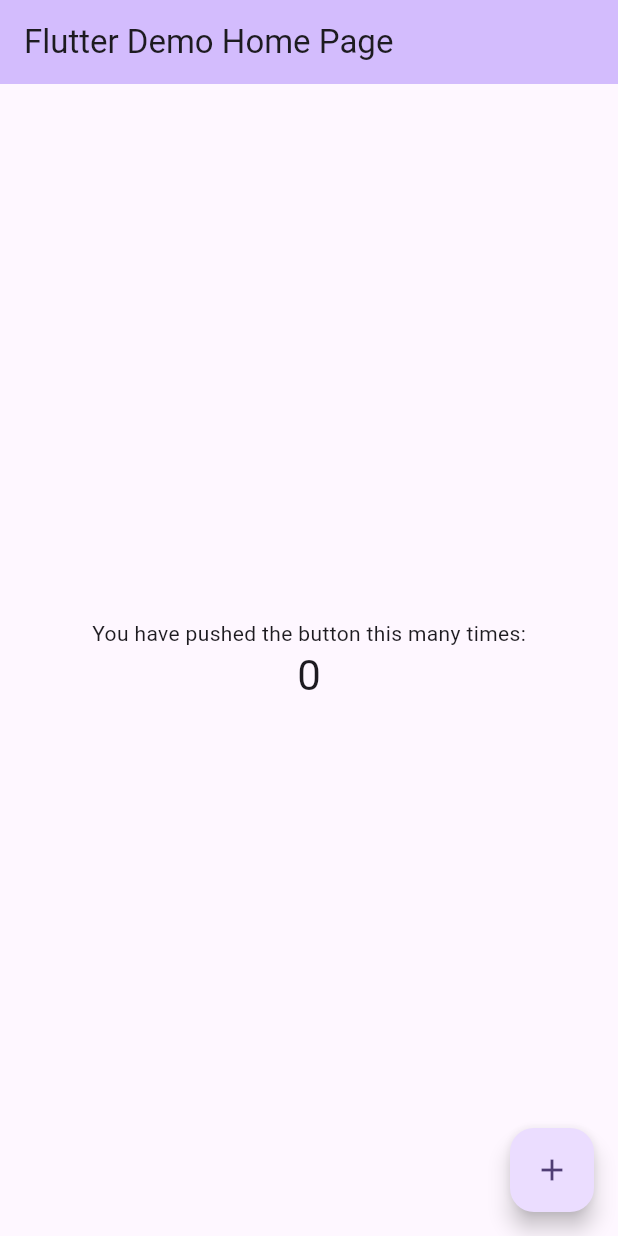
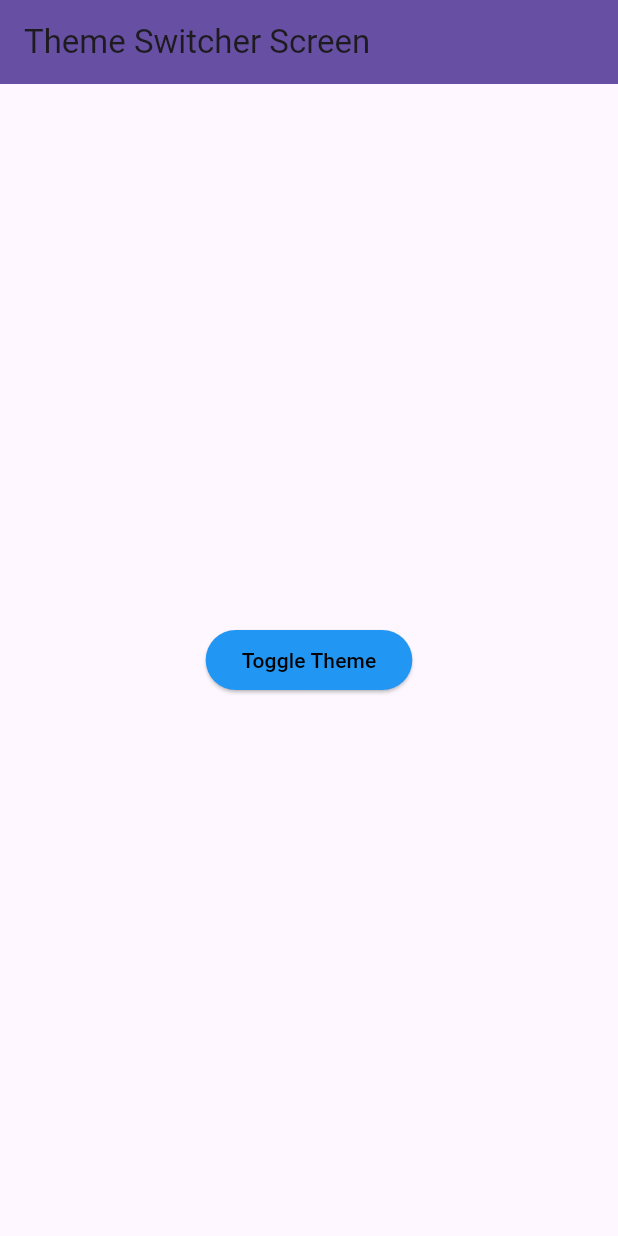
Before and after one commit to Nghia260104/pantrypal, a Flutter app: the screen it shows after launch, on a phone screen of 412 x 824 dp. Run offline on Flutter 3.47's test engine with Material 3 defaults, Android fonts, the phone set to English and light mode, and no system bars; our stand-ins replace get.

Commit message:
Structure color and theme with theme switcher

```diff
--- /dev/null
+++ b/lib/controllers/settings/theme_controller.dart
@@ -0,0 +1,12 @@
+import 'package:flutter/material.dart';
+import 'package:get/get.dart';
+
+class ThemeController extends GetxController {
+  var themeMode = ThemeMode.light.obs;
+
+  void toggleTheme() {
+    themeMode.value = themeMode.value == ThemeMode.light
+        ? ThemeMode.dark
+        : ThemeMode.light;
+  }
+}
--- /dev/null
+++ b/lib/core/colors/colors.dart
@@ -0,0 +1,11 @@
+import 'package:flutter/material.dart';
+
+class CustomColors {
+  static const Color primary = Color(0xFF6200EE);
+  static const Color secondary = Color(0xFF03DAC6);
+  static const Color background = Color(0xFFF5F5F5);
+  static const Color error = Color(0xFFB00020);
+  static const Color textPrimary = Color(0xFF000000);
+  static const Color textSecondary = Color(0xFF757575);
+}
+// Add more colors as needed
--- /dev/null
+++ b/lib/core/theme/app_theme.dart
@@ -0,0 +1,18 @@
+import 'package:flutter/material.dart';
+import 'theme_colors.dart';
+
+class AppTheme {
+  static final ThemeData light = ThemeData(
+    brightness: Brightness.light,
+    extensions: <ThemeExtension<dynamic>>[
+      ThemeColors.light,
+    ],
+  );
+
+  static final ThemeData dark = ThemeData(
+    brightness: Brightness.dark,
+    extensions: <ThemeExtension<dynamic>>[
+      ThemeColors.dark,
+    ],
+  );
+}
--- /dev/null
+++ b/lib/core/theme/theme_colors.dart
@@ -0,0 +1,76 @@
+import 'package:flutter/material.dart';
+import 'package:pantrypal/core/colors/colors.dart';
+
+/// This class defines custom colors for the app's theme.
+/// Define attributes for custom colors here.
+/// Define theme color for light and dark mode in the static const light and dark variables.
+/// Define color as color from colors.dart.
+@immutable
+class ThemeColors extends ThemeExtension<ThemeColors> {
+  final Color customPrimary;
+  final Color customBackground;
+  final Color errorCard;
+  final Color testTextColor;
+  final Color testBackgroundColor;
+  final Color testButtonColor;
+
+  const ThemeColors({
+    required this.customPrimary,
+    required this.customBackground,
+    required this.errorCard,
+    required this.testTextColor,
+    required this.testBackgroundColor,
+    required this.testButtonColor,
+  });
+
+  @override
+  ThemeColors copyWith({
+    Color? customPrimary,
+    Color? customBackground,
+    Color? errorCard,
+    Color? testTextColor,
+    Color? testBackgroundColor,
+    Color? testButtonColor,
+  }) {
+    return ThemeColors(
+      customPrimary: customPrimary ?? this.customPrimary,
+      customBackground: customBackground ?? this.customBackground,
+      errorCard: errorCard ?? this.errorCard,
+      testTextColor: testTextColor ?? this.testTextColor,
+      testBackgroundColor: testBackgroundColor ?? this.testBackgroundColor,
+      testButtonColor: testButtonColor ?? this.testButtonColor,
+    );
+  }
+
+  @override
+  ThemeColors lerp(ThemeExtension<ThemeColors>? other, double t) {
+    if (other is! ThemeColors) return this;
+    return ThemeColors(
+      customPrimary: Color.lerp(customPrimary, other.customPrimary, t)!,
+      customBackground: Color.lerp(customBackground, other.customBackground, t)!,
+      errorCard: Color.lerp(errorCard, other.errorCard, t)!,
+      testTextColor: Color.lerp(testTextColor, other.testTextColor, t)!,
+      testBackgroundColor: Color.lerp(testBackgroundColor, other.testBackgroundColor, t)!,
+      testButtonColor: Color.lerp(testButtonColor, other.testButtonColor, t)!,
+    );
+  }
+
+  // Define your default themes (light and dark)
+  static const light = ThemeColors(
+    customPrimary: Colors.blue,
+    customBackground: Colors.white,
+    errorCard: Colors.redAccent,
+    testTextColor: Colors.black,
+    testBackgroundColor: Colors.white,
+    testButtonColor: Colors.blue,
+  );
+
+  static const dark = ThemeColors(
+    customPrimary: Colors.deepPurple,
+    customBackground: Colors.black,
+    errorCard: Colors.red,
+    testTextColor: Colors.white,
+    testBackgroundColor: Colors.black,
+    testButtonColor: Colors.deepPurple,
+  );
+}
--- a/lib/main.dart
+++ b/lib/main.dart
@@ -1,122 +1,169 @@
 import 'package:flutter/material.dart';
+import 'package:get/get.dart';
+import 'package:pantrypal/controllers/settings/theme_controller.dart';
+import 'package:pantrypal/core/theme/app_theme.dart';
+import 'package:pantrypal/core/theme/theme_colors.dart';
 
 void main() {
-  runApp(const MyApp());
+  runApp(MyApp());
 }
 
 class MyApp extends StatelessWidget {
-  const MyApp({super.key});
+  final ThemeController themeController = Get.put(ThemeController());
 
   // This widget is the root of your application.
+  // @override
+  // Widget build(BuildContext context) {
+  //   return MaterialApp(
+  //     title: 'Flutter Demo',
+  //     theme: ThemeData(
+  //       // This is the theme of your application.
+  //       //
+  //       // TRY THIS: Try running your application with "flutter run". You'll see
+  //       // the application has a purple toolbar. Then, without quitting the app,
+  //       // try changing the seedColor in the colorScheme below to Colors.green
+  //       // and then invoke "hot reload" (save your changes or press the "hot
+  //       // reload" button in a Flutter-supported IDE, or press "r" if you used
+  //       // the command line to start the app).
+  //       //
+  //       // Notice that the counter didn't reset back to zero; the application
+  //       // state is not lost during the reload. To reset the state, use hot
+  //       // restart instead.
+  //       //
+  //       // This works for code too, not just values: Most code changes can be
+  //       // tested with just a hot reload.
+  //       colorScheme: ColorScheme.fromSeed(seedColor: Colors.deepPurple),
+  //     ),
+  //     home: const MyHomePage(title: 'Flutter Demo Home Page'),
+  //   );
+  // }
+    @override
+    Widget build(BuildContext context) {
+      return Obx(() => GetMaterialApp(
+            title: 'Theme Switcher',
+            theme: AppTheme.light,
+            darkTheme: AppTheme.dark,
+            themeMode: themeController.themeMode.value,
+            home: ThemeSwitcherScreen(),
+          ));
+    }
+}
+
+/// Test screen to test the theme switcher
+class ThemeSwitcherScreen extends StatelessWidget {
+  final ThemeController themeController = Get.find<ThemeController>();
+
   @override
   Widget build(BuildContext context) {
-    return MaterialApp(
-      title: 'Flutter Demo',
-      theme: ThemeData(
-        // This is the theme of your application.
-        //
-        // TRY THIS: Try running your application with "flutter run". You'll see
-        // the application has a purple toolbar. Then, without quitting the app,
-        // try changing the seedColor in the colorScheme below to Colors.green
-        // and then invoke "hot reload" (save your changes or press the "hot
-        // reload" button in a Flutter-supported IDE, or press "r" if you used
-        // the command line to start the app).
-        //
-        // Notice that the counter didn't reset back to zero; the application
-        // state is not lost during the reload. To reset the state, use hot
-        // restart instead.
-        //
-        // This works for code too, not just values: Most code changes can be
-        // tested with just a hot reload.
-        colorScheme: ColorScheme.fromSeed(seedColor: Colors.deepPurple),
+    final colors = Theme.of(context).extension<ThemeColors>()!;
+
+    return Scaffold(
+      appBar: AppBar(
+        title: Text('Theme Switcher Screen'),
+        backgroundColor: Theme.of(context).colorScheme.primary,
       ),
-      home: const MyHomePage(title: 'Flutter Demo Home Page'),
+      body: Center(
+        child: ElevatedButton(
+            onPressed: () {
+              themeController.toggleTheme();
+            },
+            style: ElevatedButton.styleFrom(
+              backgroundColor: colors.testButtonColor,
+            ),
+            child: Text(
+              'Toggle Theme',
+              style: TextStyle(color: colors.testTextColor),
+            ),
+          ),
+      ),
     );
   }
 }
 
-class MyHomePage extends StatefulWidget {
-  const MyHomePage({super.key, required this.title});
+// Keep this code as example
 
-  // This widget is the home page of your application. It is stateful, meaning
-  // that it has a State object (defined below) that contains fields that affect
-  // how it looks.
+// class MyHomePage extends StatefulWidget {
+//   const MyHomePage({super.key, required this.title});
 
-  // This class is the configuration for the state. It holds the values (in this
-  // case the title) provided by the parent (in this case the App widget) and
-  // used by the build method of the State. Fields in a Widget subclass are
-  // always marked "final".
+//   // This widget is the home page of your application. It is stateful, meaning
+//   // that it has a State object (defined below) that contains fields that affect
+//   // how it looks.
 
-  final String title;
+//   // This class is the configuration for the state. It holds the values (in this
+//   // case the title) provided by the parent (in this case the App widget) and
+//   // used by the build method of the State. Fields in a Widget subclass are
+//   // always marked "final".
 
-  @override
-  State<MyHomePage> createState() => _MyHomePageState();
-}
+//   final String title;
 
-class _MyHomePageState extends State<MyHomePage> {
-  int _counter = 0;
+//   @override
+//   State<MyHomePage> createState() => _MyHomePageState();
+// }
 
-  void _incrementCounter() {
-    setState(() {
-      // This call to setState tells the Flutter framework that something has
-      // changed in this State, which causes it to rerun the build method below
-      // so that the display can reflect the updated values. If we changed
-      // _counter without calling setState(), then the build method would not be
-      // called again, and so nothing would appear to happen.
-      _counter++;
-    });
-  }
+// class _MyHomePageState extends State<MyHomePage> {
+//   int _counter = 0;
 
-  @override
-  Widget build(BuildContext context) {
-    // This method is rerun every time setState is called, for instance as done
-    // by the _incrementCounter method above.
-    //
-    // The Flutter framework has been optimized to make rerunning build methods
-    // fast, so that you can just rebuild anything that needs updating rather
-    // than having to individually change instances of widgets.
-    return Scaffold(
-      appBar: AppBar(
-        // TRY THIS: Try changing the color here to a specific color (to
-        // Colors.amber, perhaps?) and trigger a hot reload to see the AppBar
-        // change color while the other colors stay the same.
-        backgroundColor: Theme.of(context).colorScheme.inversePrimary,
-        // Here we take the value from the MyHomePage object that was created by
-        // the App.build method, and use it to set our appbar title.
-        title: Text(widget.title),
-      ),
-      body: Center(
-        // Center is a layout widget. It takes a single child and positions it
-        // in the middle of the parent.
-        child: Column(
-          // Column is also a layout widget. It takes a list of children and
-          // arranges them vertically. By default, it sizes itself to fit its
-          // children horizontally, and tries to be as tall as its parent.
-          //
-          // Column has various properties to control how it sizes itself and
-          // how it positions its children. Here we use mainAxisAlignment to
-          // center the children vertically; the main axis here is the vertical
-          // axis because Columns are vertical (the cross axis would be
-          // horizontal).
-          //
-          // TRY THIS: Invoke "debug painting" (choose the "Toggle Debug Paint"
-          // action in the IDE, or press "p" in the console), to see the
-          // wireframe for each widget.
-          mainAxisAlignment: MainAxisAlignment.center,
-          children: <Widget>[
-            const Text('You have pushed the button this many times:'),
-            Text(
-              '$_counter',
-              style: Theme.of(context).textTheme.headlineMedium,
-            ),
-          ],
-        ),
-      ),
-      floatingActionButton: FloatingActionButton(
-        onPressed: _incrementCounter,
-        tooltip: 'Increment',
-        child: const Icon(Icons.add),
-      ), // This trailing comma makes auto-formatting nicer for build methods.
-    );
-  }
-}
+//   void _incrementCounter() {
+//     setState(() {
+//       // This call to setState tells the Flutter framework that something has
+//       // changed in this State, which causes it to rerun the build method below
+//       // so that the display can reflect the updated values. If we changed
+//       // _counter without calling setState(), then the build method would not be
+//       // called again, and so nothing would appear to happen.
+//       _counter++;
+//     });
+//   }
+
+//   @override
+//   Widget build(BuildContext context) {
+//     // This method is rerun every time setState is called, for instance as done
+//     // by the _incrementCounter method above.
+//     //
+//     // The Flutter framework has been optimized to make rerunning build methods
+//     // fast, so that you can just rebuild anything that needs updating rather
+//     // than having to individually change instances of widgets.
+//     return Scaffold(
+//       appBar: AppBar(
+//         // TRY THIS: Try changing the color here to a specific color (to
+//         // Colors.amber, perhaps?) and trigger a hot reload to see the AppBar
+//         // change color while the other colors stay the same.
+//         backgroundColor: Theme.of(context).colorScheme.inversePrimary,
+//         // Here we take the value from the MyHomePage object that was created by
+//         // the App.build method, and use it to set our appbar title.
+//         title: Text(widget.title),
+//       ),
+//       body: Center(
+//         // Center is a layout widget. It takes a single child and positions it
+//         // in the middle of the parent.
+//         child: Column(
+//           // Column is also a layout widget. It takes a list of children and
+//           // arranges them vertically. By default, it sizes itself to fit its
+//           // children horizontally, and tries to be as tall as its parent.
+//           //
+//           // Column has various properties to control how it sizes itself and
+//           // how it positions its children. Here we use mainAxisAlignment to
+//           // center the children vertically; the main axis here is the vertical
+//           // axis because Columns are vertical (the cross axis would be
+//           // horizontal).
+//           //
+//           // TRY THIS: Invoke "debug painting" (choose the "Toggle Debug Paint"
+//           // action in the IDE, or press "p" in the console), to see the
+//           // wireframe for each widget.
+//           mainAxisAlignment: MainAxisAlignment.center,
+//           children: <Widget>[
+//             const Text('You have pushed the button this many times:'),
+//             Text(
+//               '$_counter',
+//               style: Theme.of(context).textTheme.headlineMedium,
+//             ),
+//           ],
+//         ),
+//       ),
+//       floatingActionButton: FloatingActionButton(
+//         onPressed: _incrementCounter,
+//         tooltip: 'Increment',
+//         child: const Icon(Icons.add),
+//       ), // This trailing comma makes auto-formatting nicer for build methods.
+//     );
+//   }
+// }
```
Also changed, not shown: lib/screens/home.dart (added).
